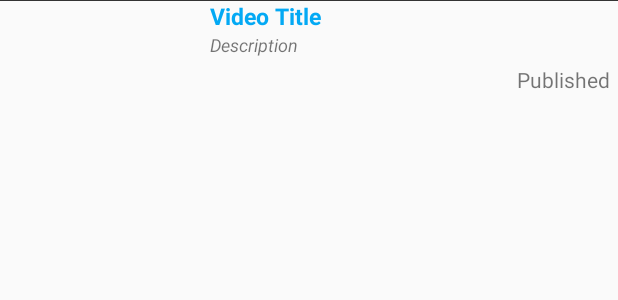
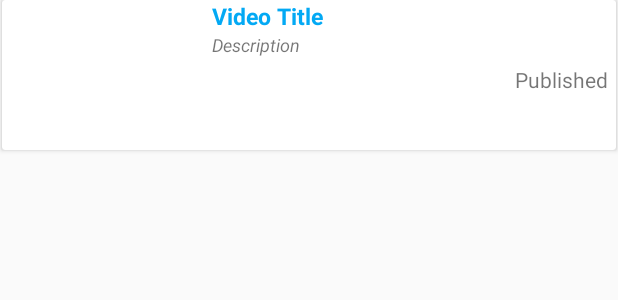
Before and after one commit to kdeganos/YTplaylists, an Android app: the layout video_list_item_drag.xml on its own in the app's theme, with its tools: preview values and no code run, on a phone screen of 412 x 824 dp. Shown: the top 300 px of the screen. Run offline under Robolectric (Android 15) with nearby library versions, the phone set to English and light mode, and no system bars.

Commit message:
added CardView to video list

```diff
--- a/app/build.gradle
+++ b/app/build.gradle
@@ -70,6 +70,8 @@ dependencies {
     compile 'com.google.apis:google-api-services-youtube:v3-rev176-1.22.0'
     compile 'com.google.api-client:google-api-client:1.19.1'
 
+    compile 'com.android.support:cardview-v7:23.0.1'
+
 }
 
 configurations.all {
--- a/app/src/main/java/com/epicodus/ytplaylists/models/PlaylistObj.java
+++ b/app/src/main/java/com/epicodus/ytplaylists/models/PlaylistObj.java
@@ -42,4 +42,5 @@ public class PlaylistObj {
         return timestamp;
     }
 
+
 }
--- a/app/src/main/res/layout/video_list_item_drag.xml
+++ b/app/src/main/res/layout/video_list_item_drag.xml
@@ -1,7 +1,16 @@
 <?xml version="1.0" encoding="utf-8"?>
-<LinearLayout xmlns:android="http://schemas.android.com/apk/res/android"
-    android:orientation="vertical" android:layout_width="match_parent"
-    android:layout_height="wrap_content">
+
+    <android.support.v7.widget.CardView
+    xmlns:android="http://schemas.android.com/apk/res/android"
+    android:id="@+id/card_view"
+    android:layout_width="match_parent"
+    android:layout_height="wrap_content"
+    android:layout_marginBottom="8dp"
+    android:layout_marginLeft="1dp"
+    android:layout_marginRight="1dp"
+    android:background="#C5CAE9"
+    android:foreground="?attr/selectableItemBackground"
+        >
 
     <RelativeLayout
         android:layout_width="match_parent"
@@ -54,11 +63,11 @@
             android:layout_marginTop="5dp"
             android:layout_marginRight="5dp"/>
 
-        <View
-            android:layout_width="match_parent"
-            android:layout_height="1px"
-            android:id="@+id/movieDivider"
-            android:background="#333"/>
+        <!--<View-->
+            <!--android:layout_width="match_parent"-->
+            <!--android:layout_height="1px"-->
+            <!--android:id="@+id/movieDivider"-->
+            <!--android:background="#333"/>-->
     </RelativeLayout>
 
-</LinearLayout>
+</android.support.v7.widget.CardView>
```
